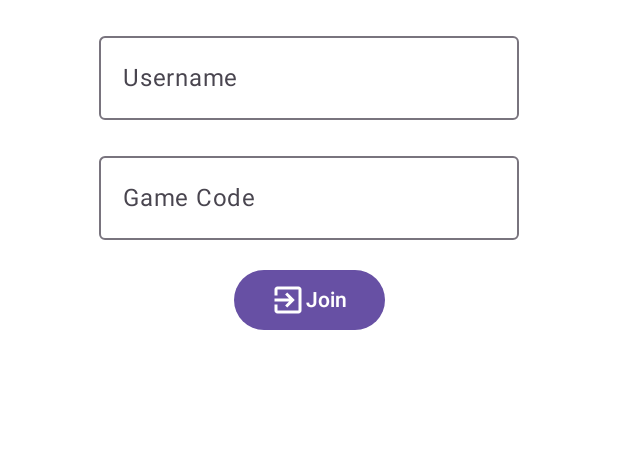
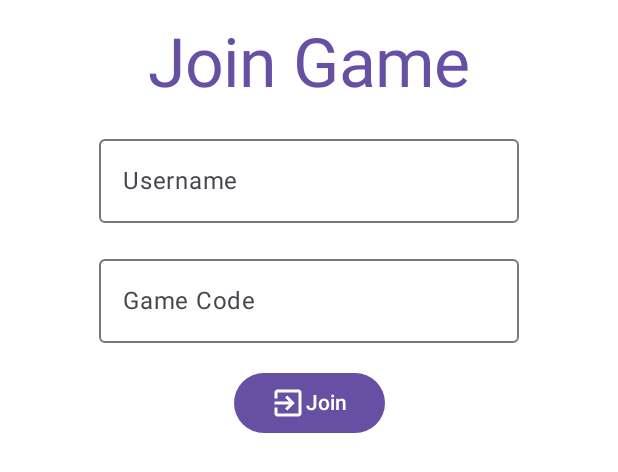
Before and after one commit to mmoreiradj/agrouagrou, an Android app built with Jetpack Compose: the @Preview function JoinGameFormPreview, on a phone screen of 412 x 824 dp. Shown: the top 472 px of the screen. Run offline under Robolectric (Android 15) with nearby library versions, the phone set to English and light mode, and no system bars.

Commit message:
fix(ui): compiling errors

```diff
--- a/app/src/main/java/fr/agrouagrou/mobileapp/ui/components/JoinGameForm.kt
+++ b/app/src/main/java/fr/agrouagrou/mobileapp/ui/components/JoinGameForm.kt
@@ -11,6 +11,7 @@ import androidx.compose.material.icons.Icons
 import androidx.compose.material.icons.automirrored.filled.ExitToApp
 import androidx.compose.material3.Button
 import androidx.compose.material3.Icon
+import androidx.compose.material3.MaterialTheme
 import androidx.compose.material3.OutlinedTextField
 import androidx.compose.material3.Text
 import androidx.compose.runtime.Composable
@@ -41,6 +42,11 @@ fun JoinGameForm(
             .fillMaxWidth()
             .padding(16.dp),
     ) {
+        Text(
+            text = stringResource(id = R.string.joingame_title),
+            style = MaterialTheme.typography.displayMedium,
+            color = MaterialTheme.colorScheme.primary
+        )
         OutlinedTextField(
             value = username,
             onValueChange = onUsernameChange,
```
